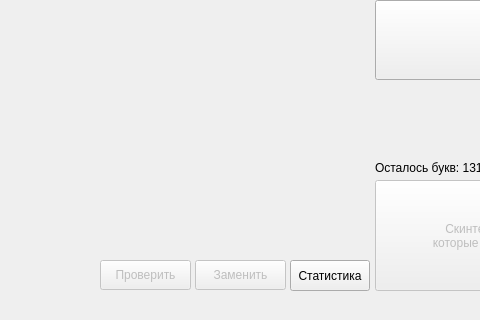
brrr-ali/Scrabble, file main.ui: the form before one commit; both pictures show x 165 to 645 and y 280 to 600 of the 800 by 600 pixel window.
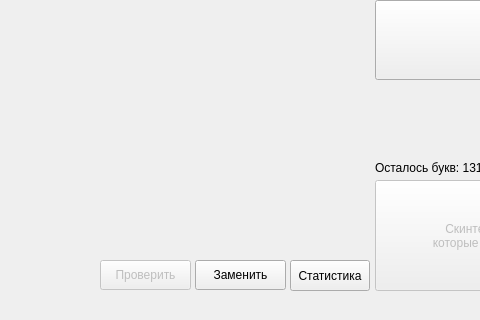
The form after the commit.

```diff
--- a/main.ui
+++ b/main.ui
@@ -38,7 +38,7 @@
    </widget>
    <widget class="QPushButton" name="btn_replaced_letters">
     <property name="enabled">
-     <bool>false</bool>
+     <bool>true</bool>
     </property>
     <property name="geometry">
      <rect>
```
